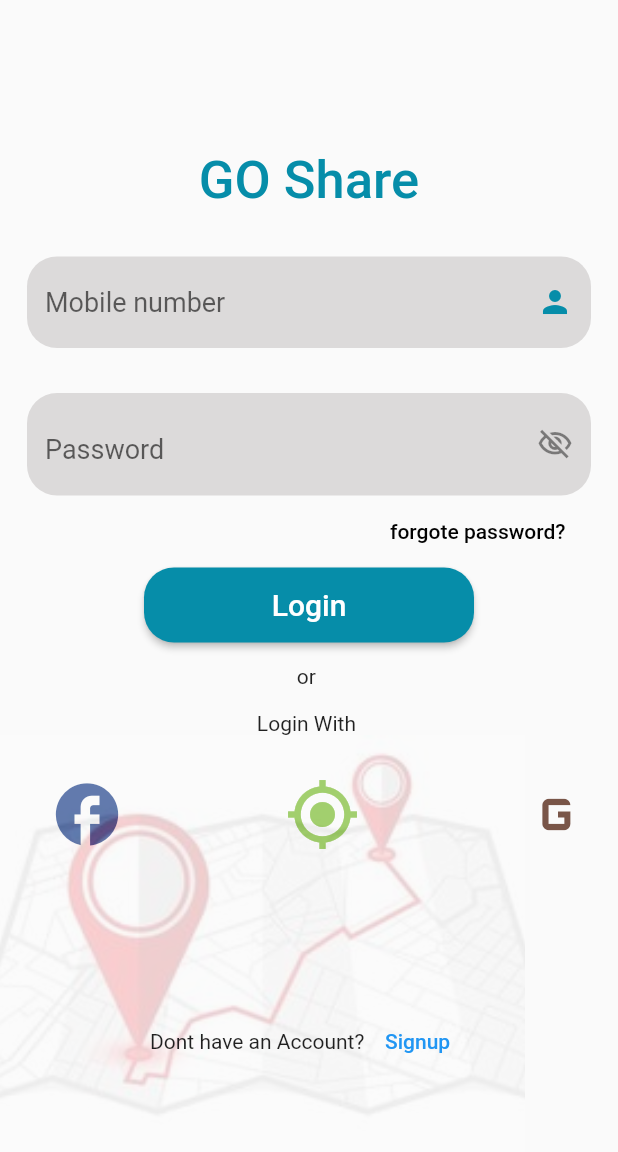
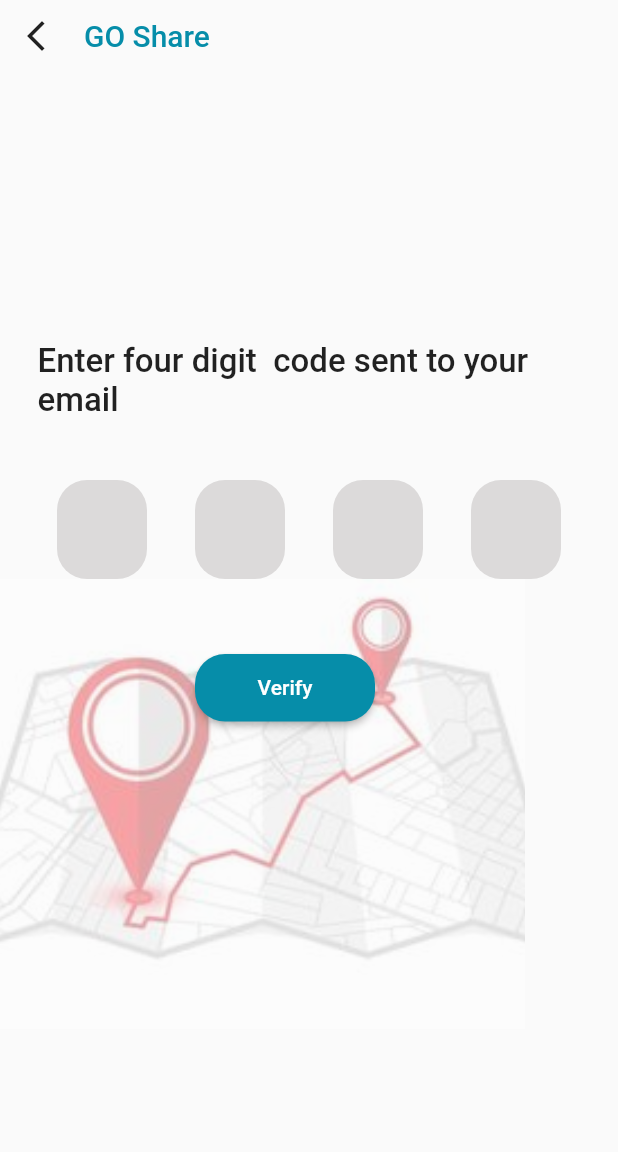
Before and after one commit to softroniicsperinthalmanna/thanseer-coride-alana, a Flutter app: the screen it shows after launch, after a tap on "forgote password?", on a phone screen of 412 x 824 dp. Shown: the top 1152 px of the screen. Run offline on Flutter 3.47's test engine with Material 2 defaults, Android fonts, the phone set to English and light mode, and no system bars; Roboto replaces fonts that are missing (Times New Roman).

Commit message:
screens added again

```diff
--- a/lib/Car pooling/c2.dart
+++ b/lib/Car pooling/c2.dart
@@ -1,3 +1,4 @@
+import 'package:corider/Car%20pooling/c5.dart';
 import 'package:flutter/material.dart';
 class c2 extends StatefulWidget {
   const c2({Key? key}) : super(key: key);
@@ -145,6 +146,7 @@ class _c2State extends State<c2> {
                           ),
                           backgroundColor: Color(0xff068DA9)),
                       onPressed: (){
+                        Navigator.push(context, MaterialPageRoute(builder: (context)=>c5()));
                       }, child: Text('Search',style: TextStyle(fontSize: 20),)),
                 ),
               ),
--- a/lib/Goods Movement/gm2.dart
+++ b/lib/Goods Movement/gm2.dart
@@ -1,4 +1,6 @@
 import 'package:flutter/material.dart';
+
+import 'gm5.dart';
 class gm2 extends StatefulWidget {
   const gm2({Key? key}) : super(key: key);
 
@@ -146,6 +148,7 @@ class _gm2State extends State<gm2> {
                           ),
                           backgroundColor: Color(0xff068DA9)),
                       onPressed: (){
+                        Navigator.push(context, MaterialPageRoute(builder: (context)=>gm5()));
                       }, child: Text('Search',style: TextStyle(fontSize: 20),)),
                 ),
               ),
--- /dev/null
+++ b/lib/Login/forgotpassword.dart
@@ -0,0 +1,158 @@
+import 'package:corider/Home/Home.dart';
+import 'package:corider/Login/newpassword.dart';
+import 'package:flutter/material.dart';
+class forgot extends StatefulWidget {
+  const forgot({Key? key}) : super(key: key);
+
+  @override
+  State<forgot> createState() => _forgotState();
+}
+
+class _forgotState extends State<forgot> {
+  @override
+  Widget build(BuildContext context) {
+    return  Scaffold(
+
+      body: SafeArea(
+        child: SingleChildScrollView(
+          child: Column(
+            crossAxisAlignment: CrossAxisAlignment.start,
+            children: [
+              Row(
+                children: [
+                  IconButton(onPressed: (){
+                    Navigator.pop(context);
+                  }, icon: Icon(Icons.arrow_back_ios_new)),
+
+                  Padding(
+                    padding: const EdgeInsets.only(left: 8.0),
+                    child: Text('GO Share',style: TextStyle(
+                        fontSize: 20,
+                        fontWeight: FontWeight.w500,
+                        color: Color(0xff068DA9),
+                        fontFamily: 'Times New Roman'
+                    ),),
+                  ),//app name
+                ],
+              ),
+              SizedBox(
+                  height: 180
+              ),
+              Padding(
+                padding: const EdgeInsets.symmetric(horizontal: 25.0),
+                child: Text('Enter four digit  code sent to your email',style: TextStyle(fontSize: 22,fontWeight: FontWeight.w500,fontFamily: 'Times New Roman'),),
+              ),
+              SizedBox(
+                  height: 40
+              ),
+              Padding(
+                padding: const EdgeInsets.symmetric(horizontal: 38.0),
+                child: Row(
+                  mainAxisAlignment: MainAxisAlignment.spaceBetween,
+                  children: [
+                    Container(
+                      width: 60,
+                      child: TextField(
+                        style: TextStyle(color: Colors.black,fontSize: 22),
+                        decoration: InputDecoration(
+                            filled: true,
+                            fillColor: Color(0xffDCDADA),
+                            hintText: '',
+                            border: OutlineInputBorder(
+                                borderSide: BorderSide.none,
+
+                                borderRadius: BorderRadius.circular(20)
+                            )
+                        ),
+                      ),
+                    ),
+                    Container(
+                      width: 60,
+                      child: TextField(
+                        style: TextStyle(color: Colors.black,fontSize: 22),
+                        decoration: InputDecoration(
+                            filled: true,
+                            fillColor: Color(0xffDCDADA),
+                            hintText: '',
+                            border: OutlineInputBorder(
+                                borderSide: BorderSide.none,
+
+                                borderRadius: BorderRadius.circular(20)
+                            )
+                        ),
+                      ),
+                    ),
+                    Container(
+                      width: 60,
+                      child: TextField(
+                        style: TextStyle(color: Colors.black,fontSize: 22),
+                        decoration: InputDecoration(
+                            filled: true,
+                            fillColor: Color(0xffDCDADA),
+                            hintText: '',
+                            border: OutlineInputBorder(
+                                borderSide: BorderSide.none,
+
+                                borderRadius: BorderRadius.circular(20)
+                            )
+                        ),
+                      ),
+                    ),
+                    Container(
+                      width: 60,
+                      child: TextField(
+                        style: TextStyle(color: Colors.black,fontSize: 22),
+                        decoration: InputDecoration(
+                            filled: true,
+                            fillColor: Color(0xffDCDADA),
+                            hintText: '',
+                            border: OutlineInputBorder(
+                                borderSide: BorderSide.none,
+
+                                borderRadius: BorderRadius.circular(20)
+                            )
+                        ),
+                      ),
+                    ),
+
+                  ],
+                ),
+              ),
+              Stack(
+                  children:[
+                    Container(
+                        height: 300,
+                        width: 350,
+                        child: Opacity
+                          (
+                            opacity: 0.4,
+                            child: Image(image: AssetImage('assets/login/l.jpg'),fit: BoxFit.cover,))),
+                    Padding(
+                      padding: const EdgeInsets.only(left: 130.0,top: 50),
+                      child: Container(
+                        height: 45,
+                        width: 120,
+                        decoration: BoxDecoration(
+                            borderRadius: BorderRadius.circular(20)
+                        ),
+                        child: ElevatedButton(
+                            style: ElevatedButton.styleFrom(
+                                shape: RoundedRectangleBorder(
+                                    borderRadius: BorderRadius.circular(20)
+                                ),
+                                backgroundColor: Color(0xff068DA9)),
+                            onPressed: (){
+                              Navigator.push(context, MaterialPageRoute(builder: (context)=>addpassword()));
+                            }, child: Text('Verify')),
+                      ),
+                    ),
+
+                  ]),
+
+            ],
+          ),
+        ),
+      ),
+    );
+  }
+}
--- a/lib/Login/login.dart
+++ b/lib/Login/login.dart
@@ -1,4 +1,5 @@
 import 'package:corider/Home/Home.dart';
+import 'package:corider/Login/forgotpassword.dart';
 import 'package:corider/Login/register.dart';
 import 'package:flutter/material.dart';
 class login extends StatefulWidget {
@@ -65,7 +66,9 @@ class _loginState extends State<login> {
               ),
               Padding(
                 padding: const EdgeInsets.only(left: 225.0),
-                child: TextButton(onPressed: (){}, child: Text('forgote password?',style:TextStyle(color: Colors.black),)),
+                child: TextButton(onPressed: (){
+                  Navigator.push(context, MaterialPageRoute(builder: (context)=>forgot()));
+                }, child: Text('forgote password?',style:TextStyle(color: Colors.black),)),
               ),
               Container(
                 height: 50,
```
Also changed, not shown: lib/Car pooling/c5.dart (added, +95 -0 lines), lib/Goods Movement/gm5.dart (added, +95 -0 lines), lib/Group trip/gt5.dart (added, +95 -0 lines), lib/Login/newpassword.dart (added, +106 -0 lines).
